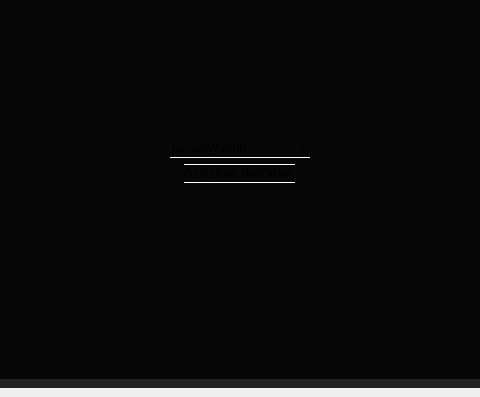
DevHarsue/FRIKIZONE, file ui/interfaz_principal.ui: the form before one commit; both pictures show x 221 to 701 and y 203 to 600 of the 800 by 600 pixel window.
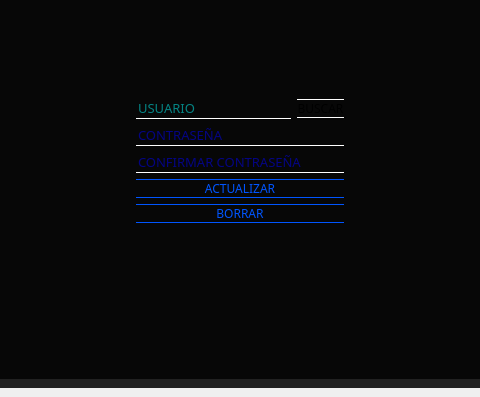
The form after the commit. The open tabs and pages were chosen to show the change. Icons and pictures are not drawn.

```diff
--- a/ui/interfaz_principal.ui
+++ b/ui/interfaz_principal.ui
@@ -1088,6 +1088,139 @@
            </item>
           </layout>
          </widget>
+         <widget class="QWidget" name="vista_editar_usuarios">
+          <layout class="QGridLayout" name="gridLayout_8">
+           <item row="1" column="1">
+            <layout class="QVBoxLayout" name="verticalLayout_14">
+             <item>
+              <layout class="QHBoxLayout" name="horizontalLayout_5">
+               <item>
+                <widget class="QLineEdit" name="line_usuario">
+                 <property name="placeholderText">
+                  <string>USUARIO</string>
+                 </property>
+                </widget>
+               </item>
+               <item>
+                <widget class="QPushButton" name="boton_buscar_usuario">
+                 <property name="cursor">
+                  <cursorShape>PointingHandCursor</cursorShape>
+                 </property>
+                 <property name="text">
+                  <string>BUSCAR</string>
+                 </property>
+                </widget>
+               </item>
+              </layout>
+             </item>
+             <item>
+              <widget class="QLineEdit" name="line_contrasena">
+               <property name="enabled">
+                <bool>false</bool>
+               </property>
+               <property name="echoMode">
+                <enum>QLineEdit::EchoMode::Password</enum>
+               </property>
+               <property name="placeholderText">
+                <string>CONTRASEÑA</string>
+               </property>
+              </widget>
+             </item>
+             <item>
+              <widget class="QLineEdit" name="line_confirmar">
+               <property name="enabled">
+                <bool>false</bool>
+               </property>
+               <property name="echoMode">
+                <enum>QLineEdit::EchoMode::Password</enum>
+               </property>
+               <property name="placeholderText">
+                <string>CONFIRMAR CONTRASEÑA</string>
+               </property>
+              </widget>
+             </item>
+             <item>
+              <widget class="QPushButton" name="boton_actualizar_usuario">
+               <property name="enabled">
+                <bool>false</bool>
+               </property>
+               <property name="cursor">
+                <cursorShape>PointingHandCursor</cursorShape>
+               </property>
+               <property name="text">
+                <string>ACTUALIZAR</string>
+               </property>
+              </widget>
+             </item>
+             <item>
+              <widget class="QPushButton" name="boton_borrar_usuario">
+               <property name="enabled">
+                <bool>false</bool>
+               </property>
+               <property name="cursor">
+                <cursorShape>PointingHandCursor</cursorShape>
+               </property>
+               <property name="text">
+                <string>BORRAR</string>
+               </property>
+              </widget>
+             </item>
+            </layout>
+           </item>
+           <item row="1" column="0">
+            <spacer name="horizontalSpacer">
+             <property name="orientation">
+              <enum>Qt::Orientation::Horizontal</enum>
+             </property>
+             <property name="sizeHint" stdset="0">
+              <size>
+               <width>40</width>
+               <height>20</height>
+              </size>
+             </property>
+            </spacer>
+           </item>
+           <item row="0" column="1">
+            <spacer name="verticalSpacer_10">
+             <property name="orientation">
+              <enum>Qt::Orientation::Vertical</enum>
+             </property>
+             <property name="sizeHint" stdset="0">
+              <size>
+               <width>20</width>
+               <height>40</height>
+              </size>
+             </property>
+            </spacer>
+           </item>
+           <item row="1" column="2">
+            <spacer name="horizontalSpacer_2">
+             <property name="orientation">
+              <enum>Qt::Orientation::Horizontal</enum>
+             </property>
+             <property name="sizeHint" stdset="0">
+              <size>
+               <width>40</width>
+               <height>20</height>
+              </size>
+             </property>
+            </spacer>
+           </item>
+           <item row="2" column="1">
+            <spacer name="verticalSpacer_11">
+             <property name="orientation">
+              <enum>Qt::Orientation::Vertical</enum>
+             </property>
+             <property name="sizeHint" stdset="0">
+              <size>
+               <width>20</width>
+               <height>40</height>
+              </size>
+             </property>
+            </spacer>
+           </item>
+          </layout>
+         </widget>
          <widget class="QWidget" name="vista_cierre">
           <layout class="QVBoxLayout" name="verticalLayout_7">
            <item>
```
Left out of the diff: 88 changed lines with no effect on the pictures.
